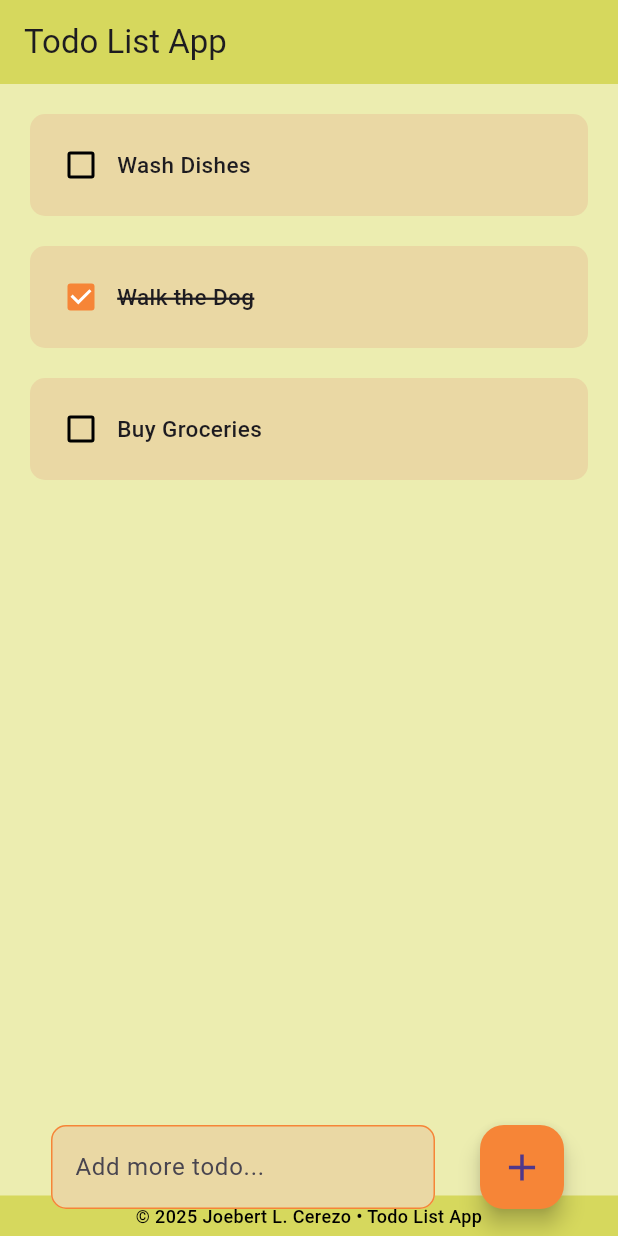
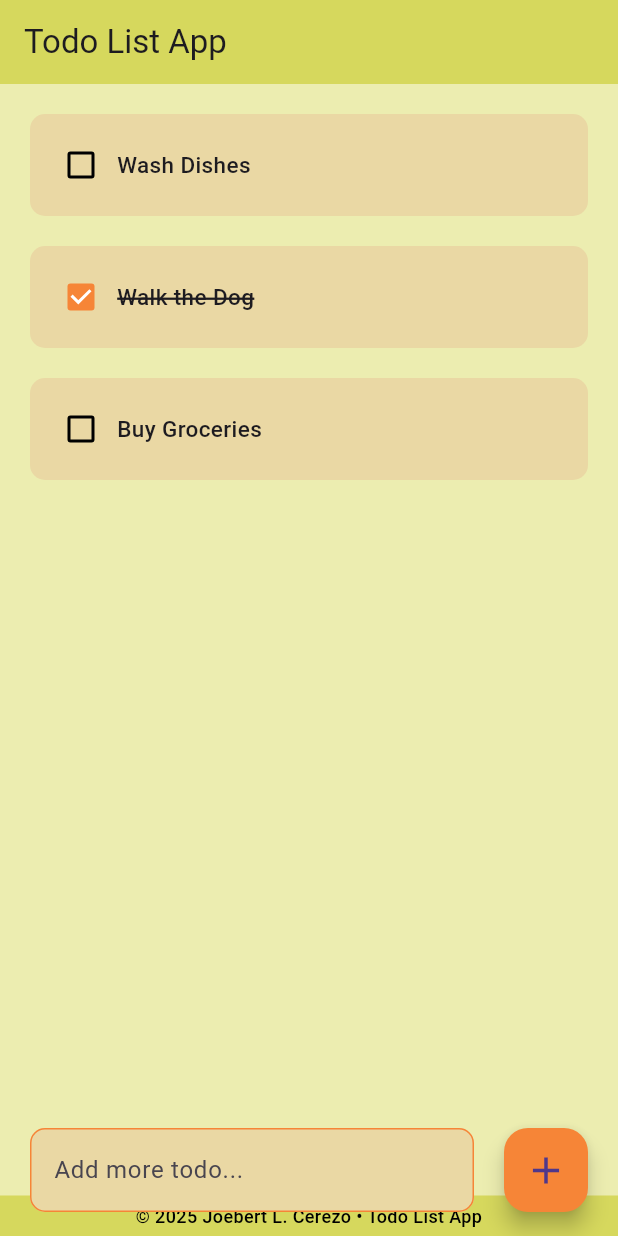
Before and after one commit to joebertcerezo/flutter-todolist, a Flutter app: the screen it shows after launch, on a phone screen of 412 x 824 dp. Run offline on Flutter 3.47's test engine with Material 3 defaults, Android fonts, the phone set to English and light mode, and no system bars; drawn by our look-alikes of flutter_slidable.

Commit message:
Update home_page.dart

```diff
--- a/lib/pages/home_page.dart
+++ b/lib/pages/home_page.dart
@@ -74,14 +74,11 @@ class _HomePageState extends State<HomePage> {
         ],
       ),
       floatingActionButton: Padding(
-        padding: const EdgeInsets.symmetric(vertical: 2),
-        child: Padding(
         padding: const EdgeInsets.symmetric(horizontal: 20),
         child: Row(
+          spacing: 20,
           children: [
             Expanded(
-                child: Padding(
-                  padding: const EdgeInsets.symmetric(horizontal: 30),
               child: TextField(
                 controller: _controller,
                 decoration: InputDecoration(
@@ -99,26 +96,15 @@ class _HomePageState extends State<HomePage> {
                 ),
               ),
             ),
-              ),
             FloatingActionButton(
               onPressed: saveTask,
-                backgroundColor: Color(0xFFF68537),
-                child: Icon(Icons.add, size: 30),
+              backgroundColor: const Color(0xFFF68537),
+              child: const Icon(Icons.add, size: 30),
             ),
           ],
         ),
       ),
-      ),
-      // bottomSheet: BottomSheet(
-      //   onClosing: () => {},
-      //   builder: (BuildContext context) {
-      //     return Container(
-      //       height: 50,
-      //       color: const Color(0xFFEAD8A4),
-      //       child: const Center(child: Text('Made by: Joebert L. Cerezo')),
-      //     );
-      //   },
-      // ),
+      floatingActionButtonLocation: FloatingActionButtonLocation.centerFloat,
     );
   }
 }
```
Lines whose indentation alone changed are shown as unchanged.
